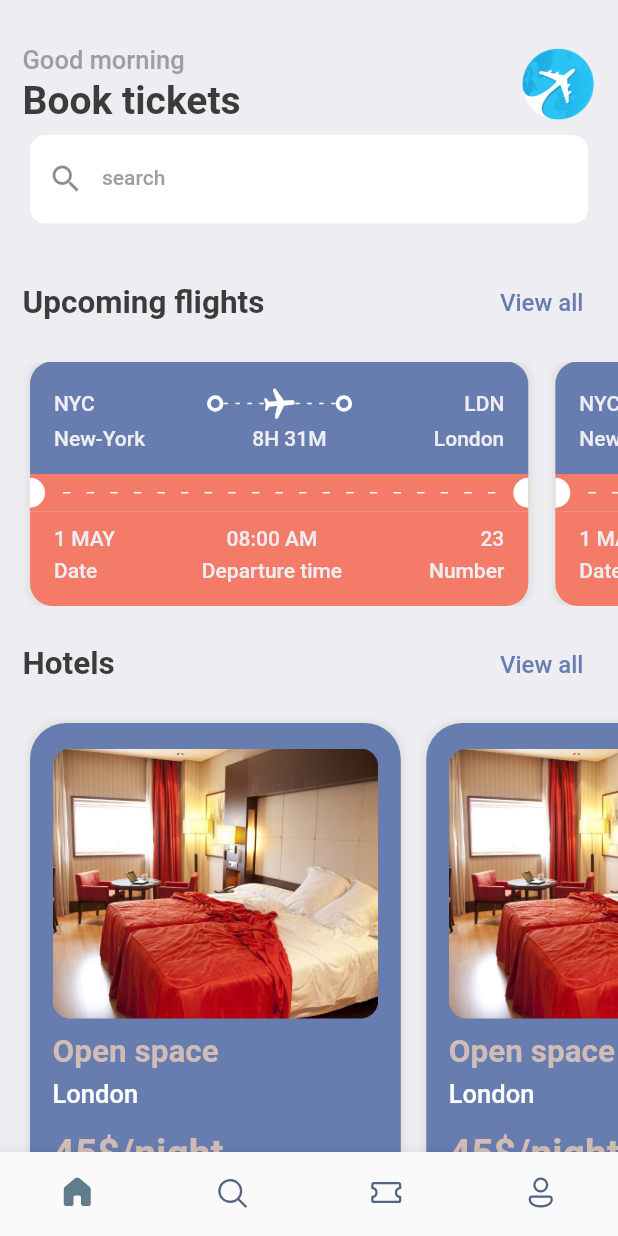
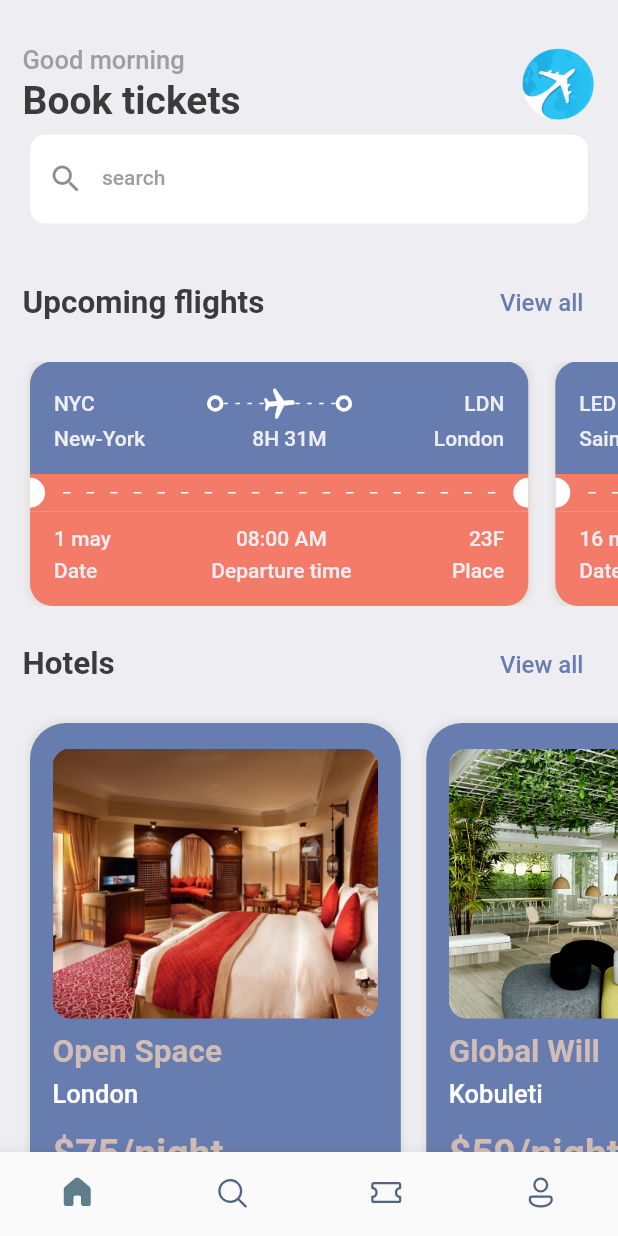
Before and after one commit to SomethingRight/booking_app_layout, a Flutter app: the screen it shows after launch, on a phone screen of 412 x 824 dp. Run offline on Flutter 3.47's test engine with Material 2 defaults, Android fonts, the phone set to English and light mode, and no system bars; our stand-ins replace fluentui_icons, gap.

Commit message:
Fifth commit. Home screen full completed

```diff
--- a/lib/screens/home_screen.dart
+++ b/lib/screens/home_screen.dart
@@ -1,5 +1,6 @@
 import 'package:booking_tickets_app/screens/hotel_view.dart';
 import 'package:booking_tickets_app/screens/ticket_view.dart';
+import 'package:booking_tickets_app/utils/app_info_list.dart';
 import 'package:booking_tickets_app/utils/app_styles.dart';
 import 'package:flutter/cupertino.dart';
 import 'package:flutter/material.dart';
@@ -40,8 +41,8 @@ class HomeScreen extends StatelessWidget {
                       height: 50,
                       width: 50,
                       decoration: BoxDecoration(
-                          //color: Colors.white,
-                          borderRadius: BorderRadius.circular(10),
+                          //color: Styles.primaryColor,
+                          borderRadius: BorderRadius.circular(25),
                           image: const DecorationImage(
                               image: AssetImage("assets/images/plane4.png"),
                               fit: BoxFit.contain)),
@@ -67,7 +68,7 @@ class HomeScreen extends StatelessWidget {
               ),
               const Gap(15),
               Padding(
-                padding: const  EdgeInsets.only(left: 15, top: 10, right: 15),
+                padding: const EdgeInsets.only(left: 15, top: 10, right: 15),
                 child: Row(
                   mainAxisAlignment: MainAxisAlignment.spaceBetween,
                   children: [
@@ -88,14 +89,11 @@ class HomeScreen extends StatelessWidget {
                   scrollDirection: Axis.horizontal,
                   padding: const EdgeInsets.only(left: 20),
                   child: Row(
-                    children: const [
-                      TicketView(),
-                      TicketView(),
-                      TicketView(),
-                    ],
+                    children:
+                      ticketsInfo.map((singleTicket) => TicketView(ticket: singleTicket)).toList(),
                   )),
-                  const Gap(15),
-                   Padding(
+              const Gap(15),
+              Padding(
                 padding: const EdgeInsets.symmetric(horizontal: 15),
                 child: Row(
                   mainAxisAlignment: MainAxisAlignment.spaceBetween,
@@ -112,18 +110,14 @@ class HomeScreen extends StatelessWidget {
                   ],
                 ),
               ),
-            const Gap(10),
-           SingleChildScrollView(
+              const Gap(10),
+              SingleChildScrollView(
                   scrollDirection: Axis.horizontal,
                   padding: const EdgeInsets.only(left: 20),
                   child: Row(
-                    children: const [
-                      HotelView(),
-                      HotelView(),
-                      HotelView(),
-                    ],
+                    children: hotelList.map((singleHotel) => HotelView(hotel: singleHotel)).toList(),
                   )),
-                  const Gap(15),
+              const Gap(15),
             ],
           ),
         )
--- a/lib/screens/hotel_view.dart
+++ b/lib/screens/hotel_view.dart
@@ -5,10 +5,12 @@ import 'package:flutter/material.dart';
 import 'package:gap/gap.dart';
 
 class HotelView extends StatelessWidget {
-  const HotelView({super.key});
+  final Map<String, dynamic> hotel;
+  const HotelView({super.key, required this.hotel});
 
   @override
   Widget build(BuildContext context) {
+    print('Hotel price is ${hotel['price']}');
     final size = AppLayout.getSize(context);
     return Container(
       padding: const EdgeInsets.symmetric(horizontal: 15, vertical: 17),
@@ -35,24 +37,24 @@ class HotelView extends StatelessWidget {
             decoration: BoxDecoration(
               borderRadius: BorderRadius.circular(12),
               color: Styles.primaryColor,
-              image: const DecorationImage(
-                  image: AssetImage("assets/images/hotel2.jpg"),
+              image:  DecorationImage(
+                  image: AssetImage("assets/images/${hotel['image']}"),
                   fit: BoxFit.cover),
             ),
           ),
           const Gap(10),
           Text(
-            'Open space',
+            hotel['place'],
             style: Styles.headLineStyle2.copyWith(color: Styles.hotelCardColor),
           ),
            const Gap(5),
           Text(
-            'London',
+            hotel['destination'],
             style: Styles.headLineStyle3.copyWith(color: Colors.white),
           ),
            const Gap(15),
            Text(
-            '45\$/night',
+            '\$${hotel['price']}/night',
             style: Styles.headLineStyle1.copyWith(color: Styles.hotelCardColor),
           ),
         ],
--- a/lib/screens/ticket_view.dart
+++ b/lib/screens/ticket_view.dart
@@ -7,7 +7,8 @@ import 'package:gap/gap.dart';
 import '../widgets/circle_dot_widget.dart';
 
 class TicketView extends StatelessWidget {
-  const TicketView({super.key});
+   final Map<String, dynamic> ticket;
+  const TicketView({super.key, required this.ticket});
 
   @override
   Widget build(BuildContext context) {
@@ -44,7 +45,7 @@ class TicketView extends StatelessWidget {
                     Row(
                       children: [
                         Text(
-                          'NYC',
+                          ticket['from']['code'],
                           style: Styles.ticketStyle,
                         ),
                         Expanded(child: Container()),
@@ -94,7 +95,7 @@ class TicketView extends StatelessWidget {
                         const CircleDotWidget(),
                         Expanded(child: Container()),
                         Text(
-                          'LDN',
+                          ticket['to']['code'],
                           style: Styles.ticketStyle,
                         ),
                       ],
@@ -104,15 +105,15 @@ class TicketView extends StatelessWidget {
                       mainAxisAlignment: MainAxisAlignment.spaceBetween,
                       children: [
                         Text(
-                          'New-York',
+                          ticket['from']['name'],
                           style: Styles.ticketStyle,
                         ),
                         Text(
-                          '8H 31M',
+                          ticket['flying_time'],
                           style: Styles.ticketStyle,
                         ),
                         Text(
-                          'London',
+                          ticket['to']['name'],
                           style: Styles.ticketStyle,
                         ),
                       ],
@@ -200,7 +201,7 @@ class TicketView extends StatelessWidget {
                       crossAxisAlignment: CrossAxisAlignment.start,
                       children: [
                         Text(
-                          '1 MAY',
+                         ticket['date'],
                           style: Styles.ticketStyle,
                         ),
                         const Gap(5),
@@ -214,7 +215,7 @@ class TicketView extends StatelessWidget {
                       crossAxisAlignment: CrossAxisAlignment.center,
                       children: [
                         Text(
-                          '08:00 AM',
+                          ticket['departure_time'],
                           style: Styles.ticketStyle,
                         ),
                         const Gap(5),
@@ -228,12 +229,12 @@ class TicketView extends StatelessWidget {
                       crossAxisAlignment: CrossAxisAlignment.end,
                       children: [
                         Text(
-                          '23',
+                          ticket['place'],
                           style: Styles.ticketStyle,
                         ),
                         const Gap(5),
                         Text(
-                          'Number',
+                          'Place',
                           style: Styles.ticketStyle,
                         )
                       ],
--- /dev/null
+++ b/lib/utils/app_info_list.dart
@@ -0,0 +1,49 @@
+List<Map<String, dynamic>> hotelList = [
+  {
+    'image': 'one.png',
+    'place': 'Open Space',
+    'destination': 'London',
+    'price': 75,
+  },
+  {
+    'image': 'two.png',
+    'place': 'Global Will',
+    'destination': 'Kobuleti',
+    'price': 59,
+  },
+  {
+    'image': 'three.png',
+    'place': 'Tallest Building',
+    'destination': 'Dubai',
+    'price': 139,
+  },
+];
+
+List<Map<String, dynamic>> ticketsInfo = [
+  {
+    'from': {'code': 'NYC', 'name': 'New-York'},
+    'to': {'code': 'LDN', 'name': 'London'},
+    'flying_time': '8H 31M',
+    'date': '1 may',
+    'departure_time': '08:00 AM',
+    'place': '23F',
+  },
+
+   {
+    'from': {'code': 'LED', 'name': 'SaintP'},
+    'to': {'code': 'MSK', 'name': 'Minsk'},
+    'flying_time': '2H 19M',
+    'date': '16 may',
+    'departure_time': '05:23 PM',
+    'place': '34A',
+  },
+
+   {
+    'from': {'code': 'VIN', 'name': 'Vena'},
+    'to': {'code': 'BTM', 'name': 'Batumi'},
+    'flying_time': '4H 04M',
+    'date': '23 june',
+    'departure_time': '11:12 AM',
+    'place': '07B',
+  },
+];
```
Also changed, not shown: assets/images/one.png (added), assets/images/three.png (added), assets/images/two.png (added).
